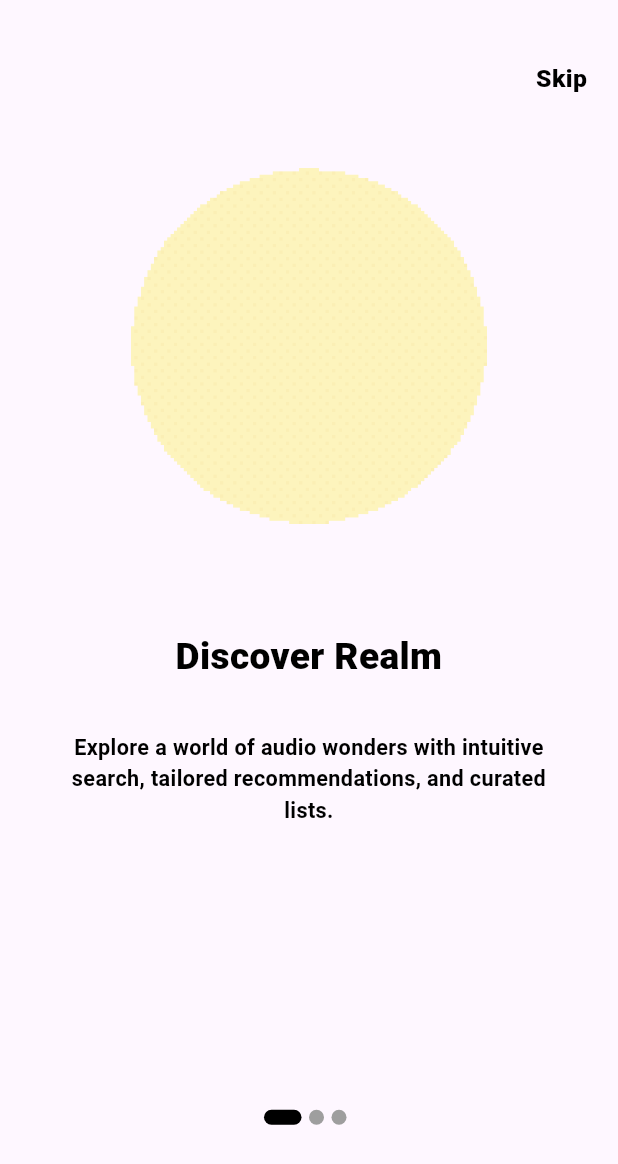
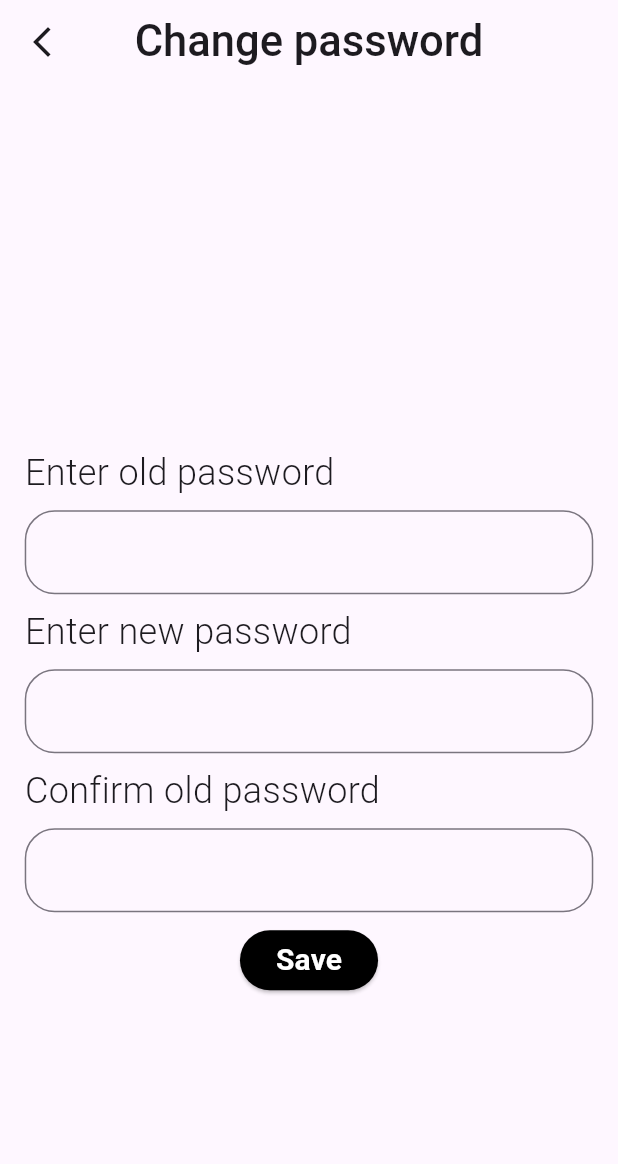
Before and after one commit to navaneeth0041/priyamvada_trial, a Flutter app: the screen it shows after launch, on a phone screen of 412 x 824 dp. Shown: the top 1164 px of the screen. Run offline on Flutter 3.47's test engine with Material 3 defaults, Android fonts, the light colour scheme and no system bars; Roboto replaces fonts that are missing (Nunito).

Commit message:
adding change password page

```diff
--- a/t_1/lib/main.dart
+++ b/t_1/lib/main.dart
@@ -1,5 +1,6 @@
 import 'package:flutter/material.dart';
 import 'package:flutter/services.dart';
+import 'package:t_1/views/post_auth/change_password_view.dart';
 import 'package:t_1/views/pre_auth/onboarding_view.dart';
 
 void main() {
@@ -20,7 +21,7 @@ class MyApp extends StatelessWidget {
         colorScheme: ColorScheme.fromSeed(seedColor: Colors.deepPurple),
         useMaterial3: true,
       ),
-      home:const OnboardingScreen(),
+      home:const ChangePassword(),
       debugShowCheckedModeBanner: false,
     );
   }
--- /dev/null
+++ b/t_1/lib/views/post_auth/change_password_view.dart
@@ -0,0 +1,45 @@
+import 'package:flutter/material.dart';
+import 'package:t_1/widgets/pass_form_field.dart';
+import 'package:t_1/widgets/rounded_button.dart';
+
+class ChangePassword extends StatelessWidget {
+  const ChangePassword({super.key});
+  void functiontobecalled(){
+
+  }
+  @override
+  Widget build(BuildContext context) {
+    final double screenHieght=MediaQuery.of(context).size.height;
+    final double screenWidth=MediaQuery.of(context).size.width;
+    TextStyle passwordStyle=const TextStyle(fontFamily: 'Nunito',fontSize: 24,fontWeight: FontWeight.w300);
+    return Scaffold(
+      appBar: AppBar(
+        leading: IconButton(onPressed: () {
+          Navigator.pop(context);
+        }, icon:const Icon(Icons.arrow_back_ios_new_outlined)),
+        title:const Text("Change password",style: TextStyle(fontFamily: "Nunito",fontWeight: FontWeight.w500,fontSize: 29),),
+        centerTitle: true,
+        ),
+      body: Padding(
+        padding: EdgeInsets.only(left: screenWidth /25,right: screenWidth/25 ),
+        child: Column(
+          mainAxisAlignment: MainAxisAlignment.center,
+          crossAxisAlignment: CrossAxisAlignment.start,
+          children: [
+            SizedBox(height: screenHieght /10,),
+            Text("Enter old password",style: passwordStyle,),
+            const PassFormField(hintText: "", obscureText: true),
+            Text("Enter new password",style: passwordStyle,),
+            const PassFormField(hintText: "", obscureText: true),
+            Text("Confirm old password",style: passwordStyle,),
+            const PassFormField(hintText: "", obscureText: true),
+            const Align(
+              alignment: Alignment.bottomCenter,
+              child: CircularButton(text: "Save"),
+            )
+          ],
+        ),
+      ),
+    );
+  }
+}
--- a/t_1/lib/widgets/pass_form_field.dart
+++ b/t_1/lib/widgets/pass_form_field.dart
@@ -26,7 +26,7 @@ class _PassFormFieldState extends State<PassFormField> {
     return SizedBox(
       width: MediaQuery.of(context).size.width,
       child: Padding(
-        padding: const EdgeInsets.all(8.0),
+        padding: const EdgeInsets.only( top: 8.0,bottom: 8.0),
         child: TextFormField(
           obscureText: _isObscure,
           decoration: InputDecoration(
```
